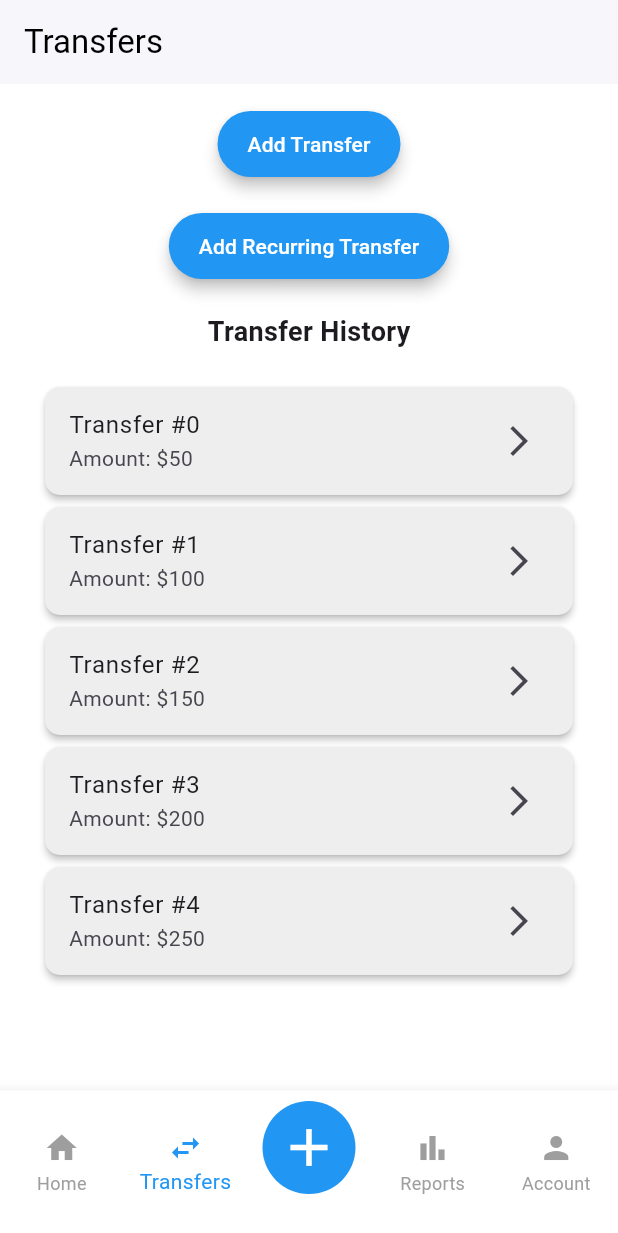
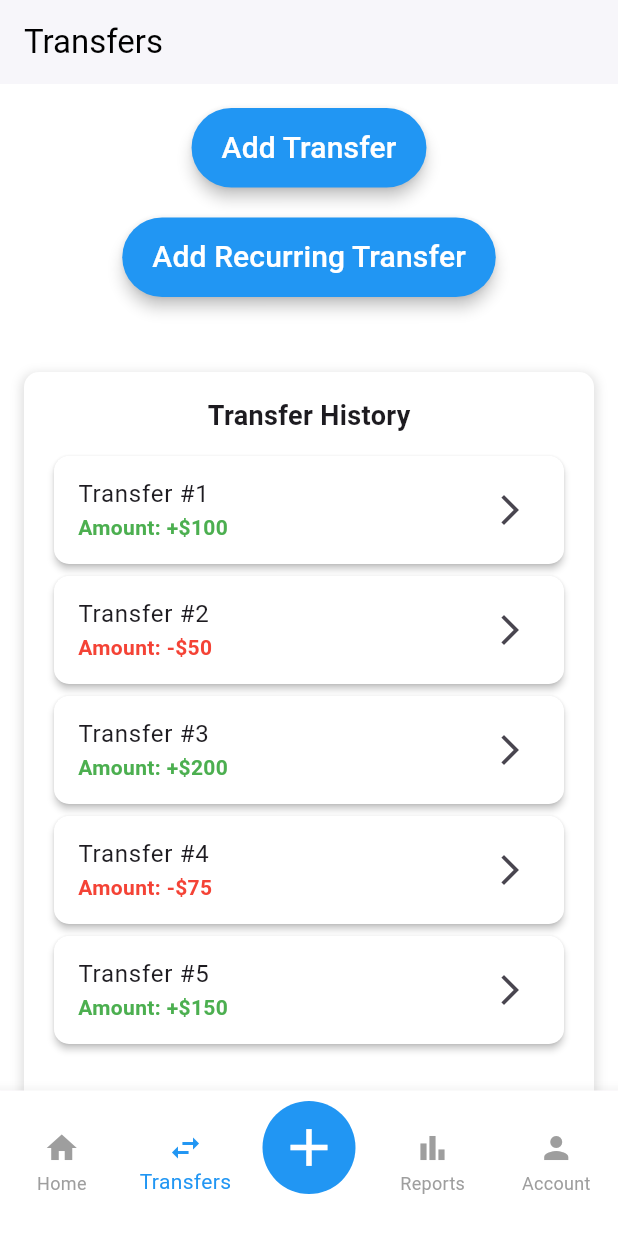
Before and after one commit to DannyM125/budgeting_app, a Flutter app: the screen it shows after launch, item 2 of the bottom bar chosen, on a phone screen of 412 x 824 dp. Shown: the top 1233 px of the screen. Run offline on Flutter 3.47's test engine with Material 3 defaults, Android fonts, the phone set to English and light mode, and no system bars; our stand-ins replace fl_chart.

Commit message:
color and sizing changes to transfer and reports pages

```diff
--- a/lib/home_page.dart
+++ b/lib/home_page.dart
@@ -107,7 +107,7 @@ class HomePage extends StatelessWidget {
                           const FlSpot(1, 3000),
                           const FlSpot(2, 4000),
                           const FlSpot(3, 4500),
-                          const FlSpot(4, 5000),
+                          const FlSpot(4, 5000), //TODO MEGH JSON STUFF
                         ],
                         isCurved: false,
                         color: Colors.blue,
--- a/lib/transfers_page.dart
+++ b/lib/transfers_page.dart
@@ -14,16 +14,26 @@ class _TransfersPageState extends State<TransfersPage> {
   DateTime? _selectedDate;
   String _transactionType = 'Withdrawal';
 
+  final List<Map<String, dynamic>> _transactions = [
+    {'amount': 100, 'type': 'Deposit'},
+    {'amount': 50, 'type': 'Withdrawal'},
+    {'amount': 200, 'type': 'Deposit'},
+    {'amount': 75, 'type': 'Withdrawal'},
+    {'amount': 150, 'type': 'Deposit'},
+  ]; //TODO MEGH JSON STUFF
+
   @override
   Widget build(BuildContext context) {
     return Scaffold(
       backgroundColor: Colors.white,
-      appBar: AppBar(title: const Text('Transfers'),
+      appBar: AppBar(
+        title: const Text('Transfers'),
         backgroundColor: Colors.white,
         elevation: 1,
         foregroundColor: Colors.black,
       ),
-      body: Padding(
+      body: SingleChildScrollView(
+        child: Padding(
         padding: const EdgeInsets.all(16.0),
         child: Column(
           crossAxisAlignment: CrossAxisAlignment.center,
@@ -44,7 +54,7 @@ class _TransfersPageState extends State<TransfersPage> {
                   elevation: 4,
                   padding: const EdgeInsets.symmetric(horizontal: 20, vertical: 12),
                 ),
-                child: const Text('Add Transfer', style: TextStyle(color: Colors.white)),
+                child: const Text('Add Transfer', style: TextStyle(color: Colors.white, fontSize: 20)),
               ),
             ),
             const SizedBox(height: 20),
@@ -62,10 +72,28 @@ class _TransfersPageState extends State<TransfersPage> {
                   elevation: 4,
                   padding: const EdgeInsets.symmetric(horizontal: 20, vertical: 12),
                 ),
-                child: const Text('Add Recurring Transfer', style: TextStyle(color: Colors.white)),
+                child: const Text('Add Recurring Transfer', style: TextStyle(color: Colors.white, fontSize: 20)),
+
               ),
             ),
-            const SizedBox(height: 20),
+            const SizedBox(height: 50),
+            SizedBox(height: 600,
+              child: Container(
+                decoration: BoxDecoration(
+                  color: Colors.white,
+                  borderRadius: BorderRadius.circular(10),
+                  boxShadow: [
+                    BoxShadow(
+                      color: Colors.black12,
+                      blurRadius: 5,
+                      spreadRadius: 2,
+                      offset: Offset(0, 3),
+                    ),
+                  ],
+                ),
+                padding: const EdgeInsets.all(16),
+                child: Column(
+                  children: [
                     const Text(
                       'Transfer History',
                       style: TextStyle(fontSize: 18, fontWeight: FontWeight.bold),
@@ -75,20 +103,31 @@ class _TransfersPageState extends State<TransfersPage> {
                       child: Container(
                         decoration: BoxDecoration(
                           color: Colors.white,
+                          borderRadius: BorderRadius.only(
+                            bottomLeft: Radius.circular(10),
+                            bottomRight: Radius.circular(10),
                           ),
-                padding: const EdgeInsets.all(10),
+                        ),
                         child: ListView.builder(
-                  itemCount: 5, // Example transactions
+                          itemCount: _transactions.length,
                           itemBuilder: (context, index) {
+                            final transaction = _transactions[index];
+                            final amount = transaction['amount'] as int;
+                            final type = transaction['type'] as String;
+                            final formattedAmount = type == 'Deposit' ? '+\$${amount}' : '-\$${amount}';
                             return Card(
-                      color: Colors.grey[200],
+                              color: Colors.white,
                               shape: RoundedRectangleBorder(
                                 borderRadius: BorderRadius.circular(10),
                               ),
                               elevation: 2,
                               child: ListTile(
-                        title: Text('Transfer #$index'),
-                        subtitle: Text('Amount: \$${(index + 1) * 50}'), //TODO actually make this part work
+                                title: Text('Transfer #${index + 1}'),
+                                subtitle: Text('Amount: $formattedAmount',
+                                    style: TextStyle(
+                                      color: type == 'Deposit' ? Colors.green : Colors.red,
+                                      fontWeight: FontWeight.bold,
+                                    )),
                                 trailing: const Icon(Icons.arrow_forward_ios),
                               ),
                             );
@@ -99,6 +138,10 @@ class _TransfersPageState extends State<TransfersPage> {
                   ],
                 ),
               ),
-    );
+            ),
+          ],
+        ),
+      ),
+    ));
   }
 }
```
Also changed, not shown: lib/reports_page.dart (+12 -21 lines). Lines whose indentation alone changed are shown as unchanged.
